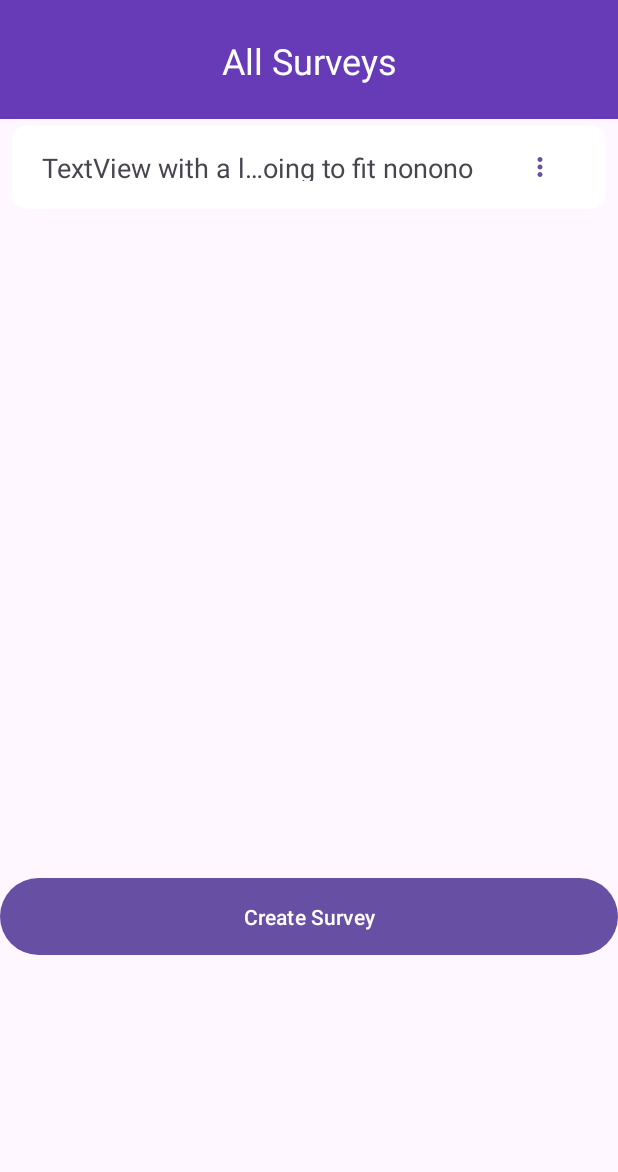
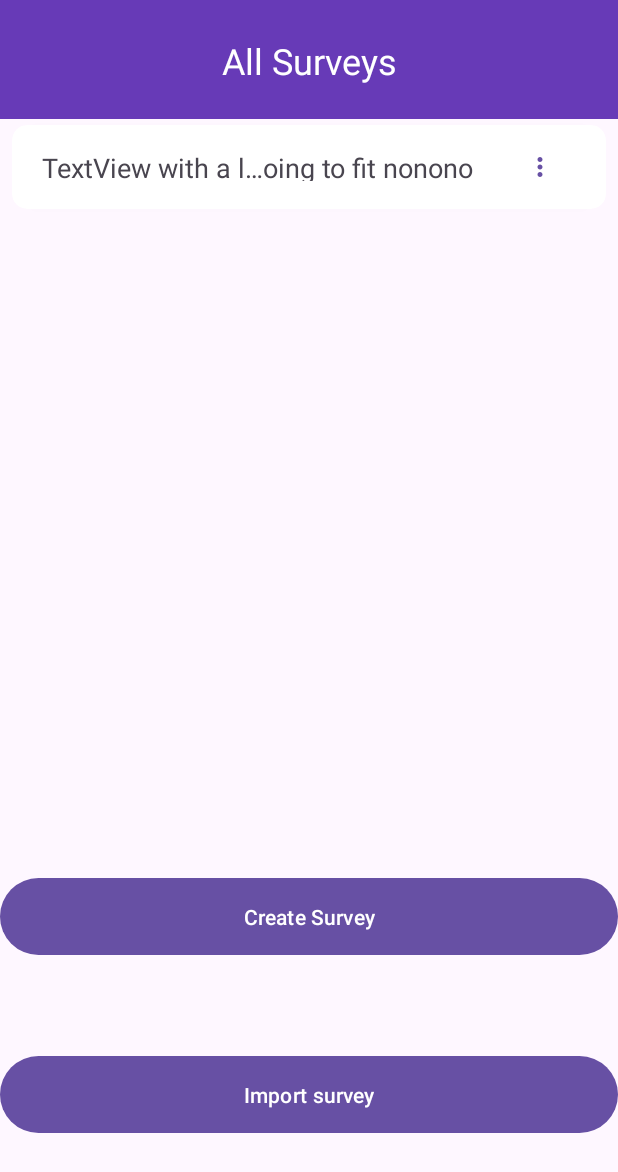
Before and after one commit to jorikvanveen/htht-gis-gnss-project, an Android app: the screen it shows after launch (MainActivity), on a phone screen of 412 x 824 dp. Shown: the top 1172 px of the screen. Run offline under Robolectric (Android 15) with nearby library versions, the phone set to English and light mode, and no system bars; our stand-ins replace navigation-ui; libraries missing offline, so code that uses them is left out: com.esotericsoftware.kryo; 18 statements that could not run were skipped.

Commit message:
Survey in/export

```diff
--- a/app/build.gradle.kts
+++ b/app/build.gradle.kts
@@ -8,7 +8,7 @@ android {
 
     defaultConfig {
         applicationId = "com.example.gnss"
-        minSdk = 26
+        minSdk = 30
         targetSdk = 34
         versionCode = 1
         versionName = "1.0"
--- a/app/src/main/res/layout/activity_main.xml
+++ b/app/src/main/res/layout/activity_main.xml
@@ -54,4 +54,17 @@
         app:layout_constraintTop_toBottomOf="@+id/scrollView3"
         app:layout_constraintVertical_bias="0.0" />
 
+    <Button
+        android:id="@+id/button3"
+        android:layout_width="0dp"
+        android:layout_height="59dp"
+        android:onClick="importSurvey"
+        android:text="Import survey"
+        app:layout_constraintBottom_toBottomOf="parent"
+        app:layout_constraintEnd_toEndOf="parent"
+        app:layout_constraintHorizontal_bias="0.0"
+        app:layout_constraintStart_toStartOf="parent"
+        app:layout_constraintTop_toBottomOf="@+id/scrollView3"
+        app:layout_constraintVertical_bias="0.648" />
+
 </androidx.constraintlayout.widget.ConstraintLayout>
```
Also changed, not shown: app/src/main/java/com/example/gnss/MainActivity.java (+52 -6 lines), app/src/main/java/com/example/gnss/singleton/DataVault.java (+29 -11 lines).
